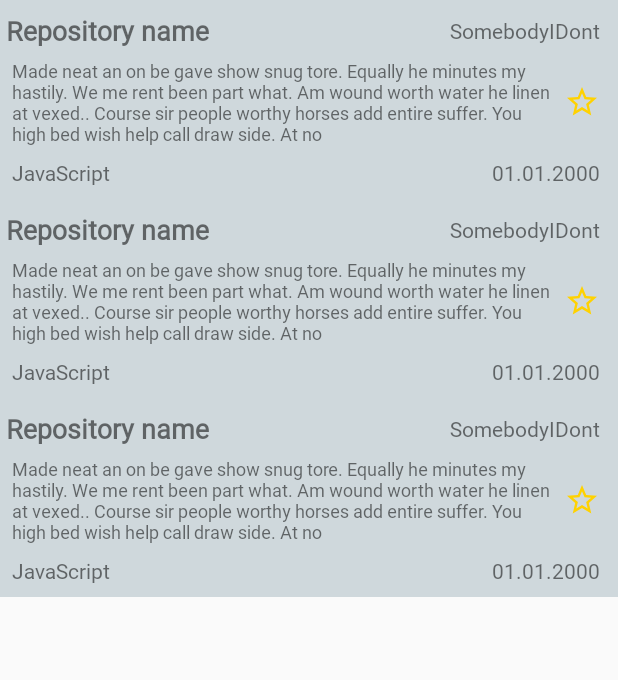
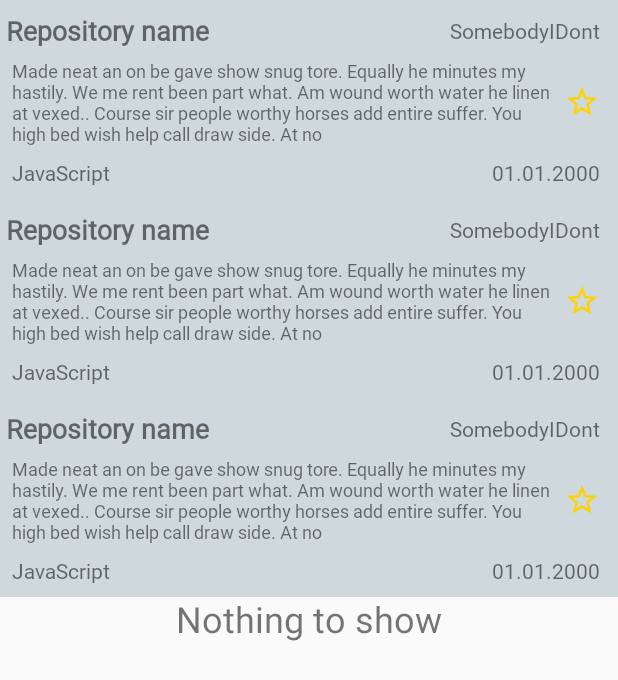
Before and after one commit to TroninDV/GithubSearchApp, an Android app: the layout fragment_history_screen.xml on its own in the app's theme, with its tools: preview values and no code run, on a phone screen of 412 x 824 dp. Shown: the top 680 px of the screen. Run offline under Robolectric (Android 15) with nearby library versions, the phone set to English and light mode, and no system bars.

Commit message:
Delete history + refactoring

```diff
--- a/app/src/main/AndroidManifest.xml
+++ b/app/src/main/AndroidManifest.xml
@@ -14,7 +14,6 @@
         <activity android:name=".MainActivity">
             <intent-filter>
                 <action android:name="android.intent.action.MAIN" />
-
                 <category android:name="android.intent.category.LAUNCHER" />
             </intent-filter>
         </activity>
--- a/app/src/main/java/com/tronindmitr/githubsearch/database/RepositoryDatabase.kt
+++ b/app/src/main/java/com/tronindmitr/githubsearch/database/RepositoryDatabase.kt
@@ -58,4 +58,7 @@ interface RepositoryDatabaseDao {
 
     @Query("SELECT * FROM repository_table WHERE repository_favor = 1 ORDER BY repository_update_date DESC")
     fun getFavRepositoryItems(): LiveData<List<RepositoryItem>>
+
+    @Query("DELETE FROM repository_table")
+    fun deleteAllREpositoryItems()
 }
--- a/app/src/main/res/layout/fragment_history_screen.xml
+++ b/app/src/main/res/layout/fragment_history_screen.xml
@@ -15,12 +15,24 @@
         android:layout_height="match_parent"
         tools:context=".screens.historyScreen.HistoryScreenFragment">
 
+        <TextView
+            android:id="@+id/empty_list_notice_search_history_fragment"
+            listIsEmpty="@{historyScreenViewModel.list}"
+            android:layout_width="wrap_content"
+            android:layout_height="wrap_content"
+            android:text="Nothing to show"
+            android:textSize="24sp"
+            android:visibility="visible"
+            app:layout_constraintBottom_toBottomOf="@+id/recycler_list_history_screen_fragment"
+            app:layout_constraintEnd_toEndOf="parent"
+            app:layout_constraintStart_toStartOf="@+id/recycler_list_history_screen_fragment"
+            app:layout_constraintTop_toTopOf="parent" />
 
         <androidx.recyclerview.widget.RecyclerView
             android:id="@+id/recycler_list_history_screen_fragment"
-            app:layoutManager="androidx.recyclerview.widget.LinearLayoutManager"
             android:layout_width="match_parent"
             android:layout_height="match_parent"
+            app:layoutManager="androidx.recyclerview.widget.LinearLayoutManager"
 
             app:listDataHistoryScreen="@{historyScreenViewModel.list}"
             tools:listitem="@layout/list_item_history_screen" />
--- a/app/src/main/res/layout/fragment_search_screen.xml
+++ b/app/src/main/res/layout/fragment_search_screen.xml
@@ -115,13 +115,13 @@
         </RelativeLayout>
 
         <TextView
-            android:id="@+id/empty_list_notice_search_screen_fragment"
+            android:id="@+id/empty_list_notice_search_history_fragment"
             repositorySearchApiEmptyStatus="@{searchScreenViewModel.status}"
             android:layout_width="wrap_content"
             android:layout_height="wrap_content"
             android:text="Nothing to show"
             android:textSize="24sp"
-            android:visibility="gone"
+            android:visibility="visible"
             app:layout_constraintBottom_toBottomOf="@+id/recycler_list_search_screen_fragment"
             app:layout_constraintEnd_toEndOf="@+id/recycler_list_search_screen_fragment"
             app:layout_constraintStart_toStartOf="@+id/recycler_list_search_screen_fragment"
--- a/app/src/main/res/menu/overflow_menu_history_screen.xml
+++ b/app/src/main/res/menu/overflow_menu_history_screen.xml
@@ -1,6 +1,9 @@
 <?xml version="1.0" encoding="utf-8"?>
 <menu xmlns:android="http://schemas.android.com/apk/res/android"
     xmlns:app="http://schemas.android.com/apk/res-auto">
+    <item
+        android:id="@+id/delete_all_history_screen"
+        android:title="Delete all" />
     <item
         android:id="@+id/sort_by_menu_history_screen"
         android:icon="@drawable/baseline_sort_24"
```
Also changed, not shown: app/src/main/java/com/tronindmitr/githubsearch/screens/historyScreen/HistoryScreenFragment.kt (+24 -17 lines), app/src/main/java/com/tronindmitr/githubsearch/screens/historyScreen/HistoryScreenViewModel.kt (+26 -32 lines), app/src/main/java/com/tronindmitr/githubsearch/util/BindingAdapters.kt (+10 -0 lines).
